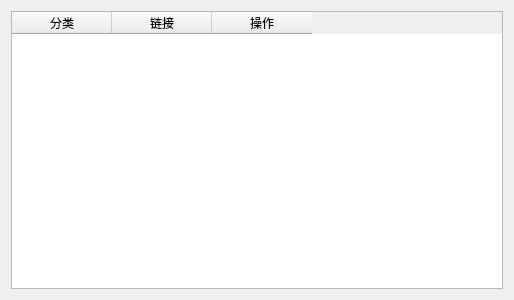
First picture: the form in ui/url_manager_table_frame.ui, repository KnockHarder/browserbot, before the edit.
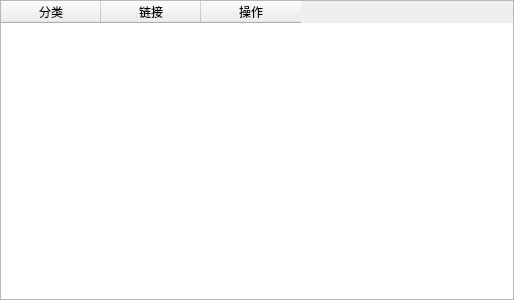
Second picture: the form after the edit. Custom widgets are drawn as their Qt base class.

Commit message: UI 美化

The edit to the form file:
```diff
--- a/ui/url_manager_table_frame.ui
+++ b/ui/url_manager_table_frame.ui
@@ -14,6 +14,18 @@
    <string>Frame</string>
   </property>
   <layout class="QVBoxLayout" name="verticalLayout">
+   <property name="leftMargin">
+    <number>0</number>
+   </property>
+   <property name="topMargin">
+    <number>0</number>
+   </property>
+   <property name="rightMargin">
+    <number>0</number>
+   </property>
+   <property name="bottomMargin">
+    <number>0</number>
+   </property>
    <item>
     <widget class="AccessibleTableWidget" name="tableWidget">
      <property name="sizePolicy">
```
The commit also changes 4 other files.
